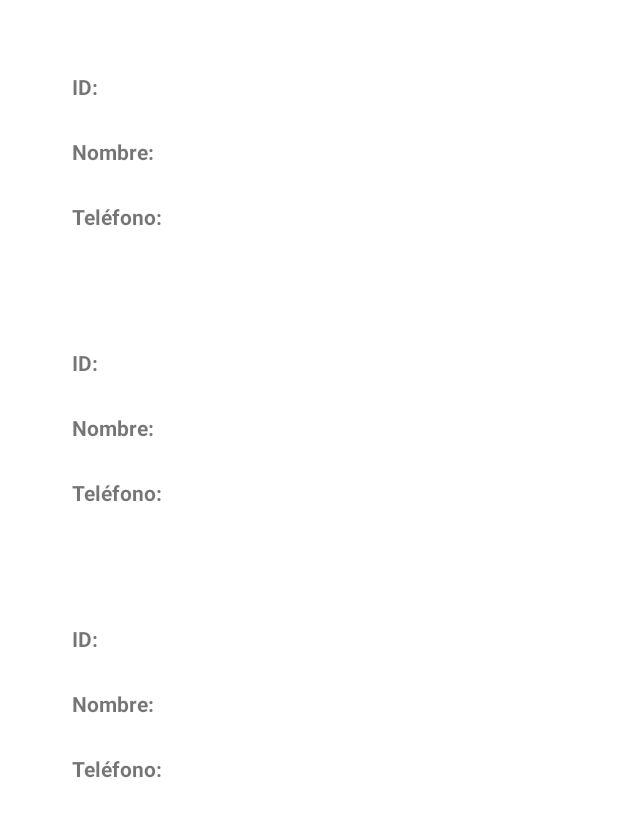
After one commit to javiguty07/SQLiteApp, an Android app: the layout fragment_item_list_users.xml on its own in the app's theme, with its tools: preview values and no code run, on a phone screen of 412 x 824 dp. The commit adds this screen. Shown: the top 817 px of the screen. Run offline under Robolectric (Android 15) with nearby library versions, the phone set to English and light mode, and no system bars.

Commit message:
UserList RecyclerView whit custom Adapter

```diff
--- a/app/build.gradle
+++ b/app/build.gradle
@@ -35,6 +35,8 @@ dependencies {
     implementation 'androidx.constraintlayout:constraintlayout:2.0.4'
 
     implementation 'com.google.android.material:material:1.1.0-alpha10'
+    implementation 'androidx.legacy:legacy-support-v4:1.0.0'
+    implementation 'androidx.recyclerview:recyclerview:1.1.0'
     testImplementation 'junit:junit:4.+'
     androidTestImplementation 'androidx.test.ext:junit:1.1.2'
     androidTestImplementation 'androidx.test.espresso:espresso-core:3.3.0'
--- a/app/src/main/AndroidManifest.xml
+++ b/app/src/main/AndroidManifest.xml
@@ -9,7 +9,8 @@
         android:roundIcon="@mipmap/ic_launcher_round"
         android:supportsRtl="true"
         android:theme="@style/Theme.SQLiteApp">
-        <activity android:name=".SearchUserActivity"></activity>
+        <activity android:name=".UserListActivity"></activity>
+        <activity android:name=".SearchUserActivity" />
         <activity android:name=".RegisterActivity" />
         <activity android:name=".MainActivity">
             <intent-filter>
--- a/app/src/main/java/com/example/sqliteapp/SearchUserActivity.java
+++ b/app/src/main/java/com/example/sqliteapp/SearchUserActivity.java
@@ -1,6 +1,4 @@
 package com.example.sqliteapp;
-
-import androidx.appcompat.app.AppCompatActivity;
 
 import android.content.ContentValues;
 import android.database.Cursor;
@@ -9,6 +7,8 @@ import android.os.Bundle;
 import android.view.View;
 import android.widget.Button;
 import android.widget.Toast;
+
+import androidx.appcompat.app.AppCompatActivity;
 
 import com.example.sqliteapp.utilities.Utilities;
 import com.google.android.material.textfield.TextInputLayout;
@@ -74,7 +74,6 @@ public class SearchUserActivity extends AppCompatActivity {
         Toast.makeText(this, "Se elminino el usuario correctamente", Toast.LENGTH_LONG).show();
         db.close();
     }
-
 
     private void updateUser() {
 
--- /dev/null
+++ b/app/src/main/res/layout/fragment_item_list_users.xml
@@ -0,0 +1,13 @@
+<?xml version="1.0" encoding="utf-8"?>
+<androidx.recyclerview.widget.RecyclerView xmlns:android="http://schemas.android.com/apk/res/android"
+    xmlns:app="http://schemas.android.com/apk/res-auto"
+    xmlns:tools="http://schemas.android.com/tools"
+    android:id="@+id/list"
+    android:name="com.example.sqliteapp.UsersFragment"
+    android:layout_width="match_parent"
+    android:layout_height="match_parent"
+    android:layout_marginLeft="16dp"
+    android:layout_marginRight="16dp"
+    app:layoutManager="LinearLayoutManager"
+    tools:context=".UsersFragment"
+    tools:listitem="@layout/fragment_item_users" />
--- /dev/null
+++ b/app/src/main/res/layout/fragment_item_users.xml
@@ -0,0 +1,69 @@
+<?xml version="1.0" encoding="utf-8"?>
+<androidx.constraintlayout.widget.ConstraintLayout xmlns:android="http://schemas.android.com/apk/res/android"
+    xmlns:app="http://schemas.android.com/apk/res-auto"
+    xmlns:tools="http://schemas.android.com/tools"
+    android:layout_width="match_parent"
+    android:layout_height="wrap_content"
+    android:paddingBottom="30dp">
+
+    <TextView
+        android:id="@+id/id_list"
+        android:layout_width="wrap_content"
+        android:layout_height="wrap_content"
+        android:layout_margin="@dimen/text_margin"
+        android:layout_marginStart="32dp"
+        android:textAppearance="?attr/textAppearanceListItem"
+        app:layout_constraintBottom_toBottomOf="@+id/textView3"
+        app:layout_constraintStart_toEndOf="@+id/textView3"
+        app:layout_constraintTop_toTopOf="@+id/textView3" />
+
+    <TextView
+        android:id="@+id/name_list"
+        android:layout_width="wrap_content"
+        android:layout_height="wrap_content"
+        android:layout_margin="@dimen/text_margin"
+        android:layout_marginStart="32dp"
+        android:textAppearance="?attr/textAppearanceListItem"
+        app:layout_constraintBottom_toBottomOf="@+id/textView4"
+        app:layout_constraintStart_toEndOf="@+id/textView4"
+        app:layout_constraintTop_toTopOf="@+id/textView4" />
+
+    <TextView
+        android:id="@+id/phone_list"
+        android:layout_width="wrap_content"
+        android:layout_height="wrap_content"
+        android:layout_marginStart="32dp"
+        app:layout_constraintStart_toEndOf="@+id/textView5"
+        app:layout_constraintTop_toTopOf="@+id/textView5" />
+
+    <TextView
+        android:id="@+id/textView3"
+        android:layout_width="wrap_content"
+        android:layout_height="wrap_content"
+        android:layout_marginStart="32dp"
+        android:layout_marginTop="48dp"
+        android:text="ID:"
+        android:textStyle="bold"
+        app:layout_constraintStart_toStartOf="parent"
+        app:layout_constraintTop_toTopOf="parent" />
+
+    <TextView
+        android:id="@+id/textView4"
+        android:layout_width="wrap_content"
+        android:layout_height="wrap_content"
+        android:layout_marginTop="24dp"
+        android:text="Nombre:"
+        android:textStyle="bold"
+        app:layout_constraintStart_toStartOf="@+id/textView3"
+        app:layout_constraintTop_toBottomOf="@+id/textView3" />
+
+    <TextView
+        android:id="@+id/textView5"
+        android:layout_width="wrap_content"
+        android:layout_height="wrap_content"
+        android:layout_marginTop="24dp"
+        android:text="Teléfono:"
+        android:textStyle="bold"
+        app:layout_constraintStart_toStartOf="@+id/textView4"
+        app:layout_constraintTop_toBottomOf="@+id/textView4" />
+</androidx.constraintlayout.widget.ConstraintLayout>
--- /dev/null
+++ b/app/src/main/res/values/dimens.xml
@@ -0,0 +1,4 @@
+<?xml version="1.0" encoding="utf-8"?>
+<resources>
+    <dimen name="text_margin">16dp</dimen>
+</resources>
```
Also changed, not shown: app/src/main/java/com/example/sqliteapp/MainActivity.java (+11 -4 lines), app/src/main/java/com/example/sqliteapp/MyUsersRecyclerViewAdapter.java (added, +63 -0 lines), app/src/main/java/com/example/sqliteapp/UserListActivity.java (added, +14 -0 lines), app/src/main/java/com/example/sqliteapp/UsersFragment.java (added, +78 -0 lines), app/src/main/res/layout/activity_main.xml (+11 -1 lines), app/src/main/res/layout/activity_user_list.xml (added, +18 -0 lines).
